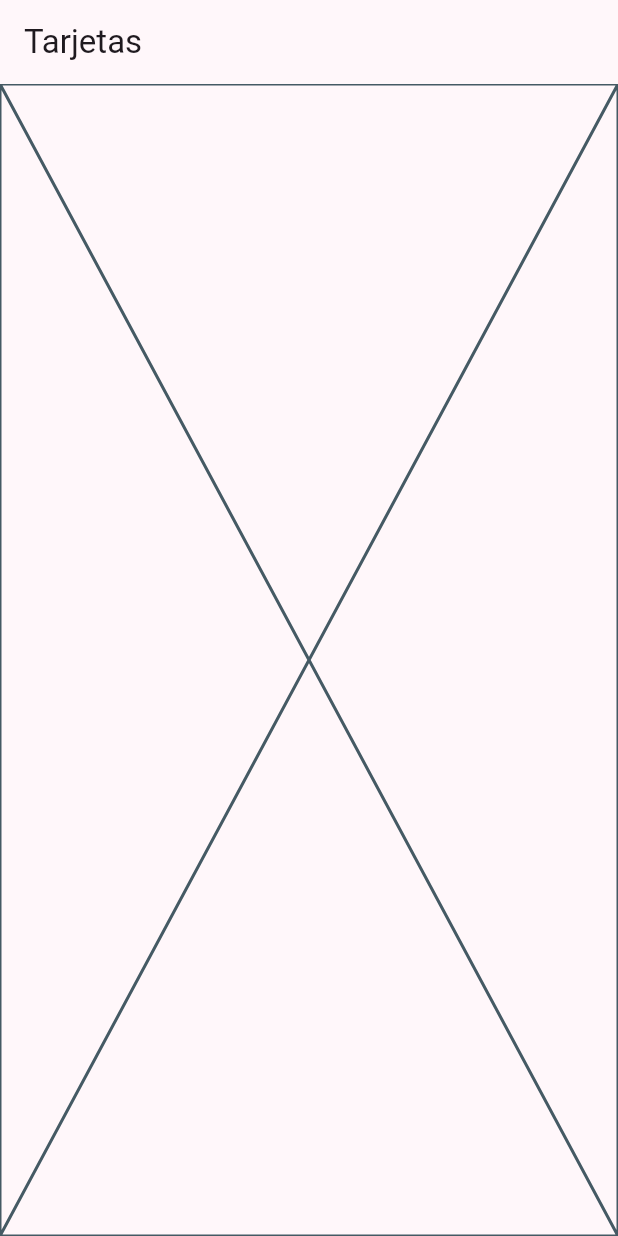
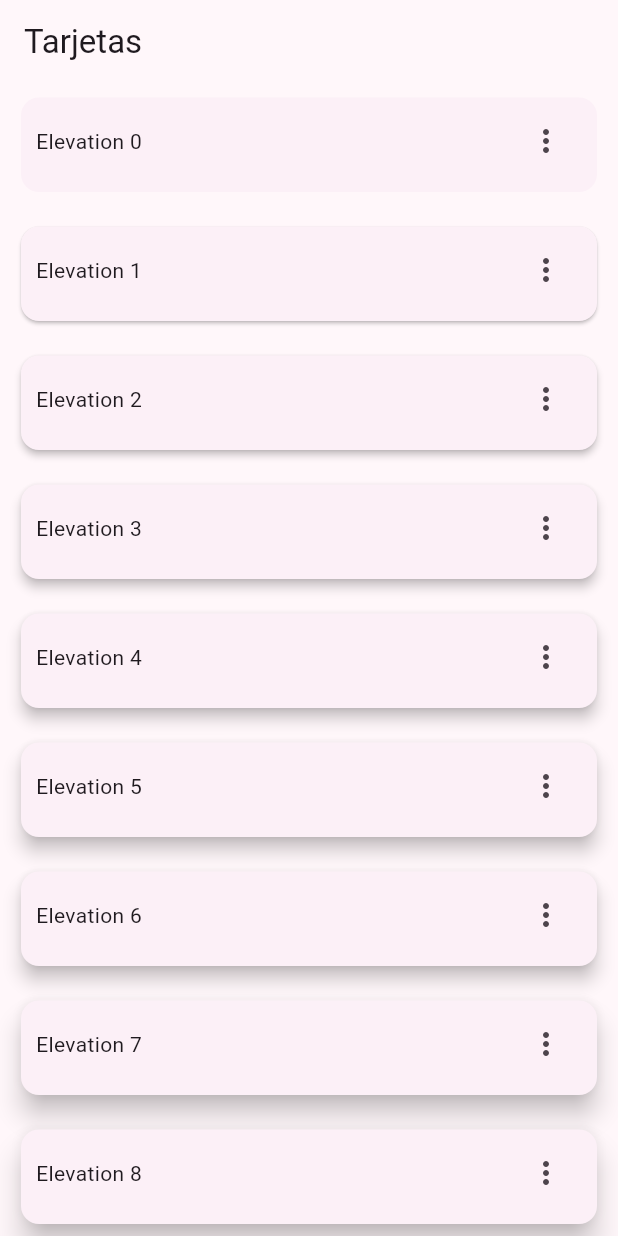
Before and after one commit to abrahamhs/widgets_app, a Flutter app: the CardsScreen screen opened by its route, on a phone screen of 412 x 824 dp. Run offline on Flutter 3.47's test engine with Material 3 defaults, Android fonts, the phone set to English and light mode, and no system bars; our stand-ins replace go_router.

Commit message:
Add card elevation display and implement card list in CardsScreen

```diff
--- a/lib/presentation/screen/cards/cards_screen.dart
+++ b/lib/presentation/screen/cards/cards_screen.dart
@@ -1,16 +1,85 @@
 import 'package:flutter/material.dart';
 
+// Definición de una lista constante de mapas que contienen la elevación y la etiqueta de cada tarjeta
+const cards = <Map<String, dynamic>>[
+  {'elevation': 0.0, 'label': 'Elevation 0'},
+  {'elevation': 1.0, 'label': 'Elevation 1'},
+  {'elevation': 2.0, 'label': 'Elevation 2'},
+  {'elevation': 3.0, 'label': 'Elevation 3'},
+  {'elevation': 4.0, 'label': 'Elevation 4'},
+  {'elevation': 5.0, 'label': 'Elevation 5'},
+  {'elevation': 5.0, 'label': 'Elevation 6'},
+  {'elevation': 7.0, 'label': 'Elevation 7'},
+  {'elevation': 8.0, 'label': 'Elevation 8'},
+  {'elevation': 9.0, 'label': 'Elevation 9'},
+  {'elevation': 10.0, 'label': 'Elevation 10'},
+];
+
 class CardsScreen extends StatelessWidget {
-   static const String routeName = 'cards_screen';
+  // Definición de una ruta estática para la pantalla
+  static const String routeName = 'cards_screen';
   const CardsScreen({super.key});
 
   @override
   Widget build(BuildContext context) {
     return Scaffold(
       appBar: AppBar(
-        title: const Text('Tarjetas'),
+                title: const Text('Tarjetas'),
       ),
-      body: const Placeholder(),
+            body: _CardsView(),
     );
   }
 }
+
+// Definición de la clase _CardsView que extiende StatelessWidget
+class _CardsView extends StatelessWidget {
+  const _CardsView();
+
+  @override
+  Widget build(BuildContext context) {
+    return Column(
+      children: [
+        Expanded(
+          // ListView.builder para construir una lista de tarjetas
+          child: ListView.builder(
+            itemCount: cards.length,
+            itemBuilder: (context, index) {
+              final card = cards[index];
+              return Padding(
+                padding: const EdgeInsets.fromLTRB(10, 5, 10, 10),
+                child: Card(
+                  // Elevación de la tarjeta
+                  elevation: card['elevation'],
+                  child: Row(
+                    mainAxisAlignment: MainAxisAlignment.spaceBetween,
+                    children: [
+
+                      Align(
+                        alignment: Alignment.centerLeft,
+                        child: Padding(
+                          padding: const EdgeInsets.fromLTRB(10, 5, 10, 10),
+                          child: Text(card['label']),
+                        ),
+                      ),
+                      // Alineación del icono a la derecha
+                      Align(
+                        alignment: Alignment.centerRight,
+                        child: Padding(
+                          padding: const EdgeInsets.fromLTRB(10, 5, 10, 10),
+                          child: IconButton(
+                            icon: const Icon(Icons.more_vert_outlined),
+                            onPressed: () {},
+                          ),
+                        ),
+                      ),
+                    ],
+                  ),
+                ),
+              );
+            },
+          ),
+        ),
+      ],
+    );
+  }
+}
```
